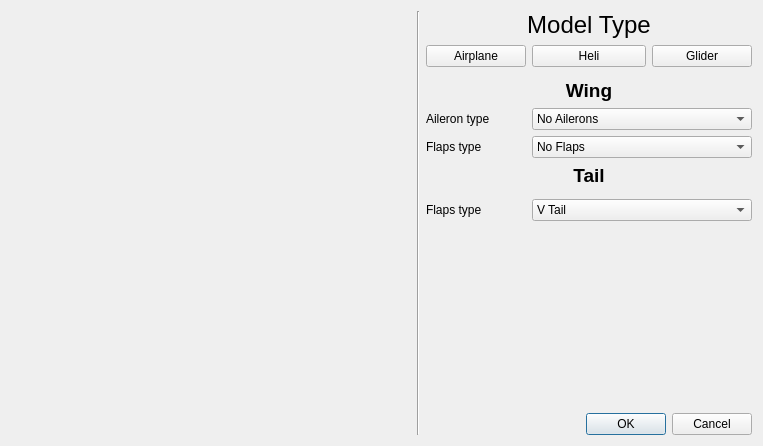
Old version of the form src/modelconfigdialog.ui in the repository roberto1903/companion9x.
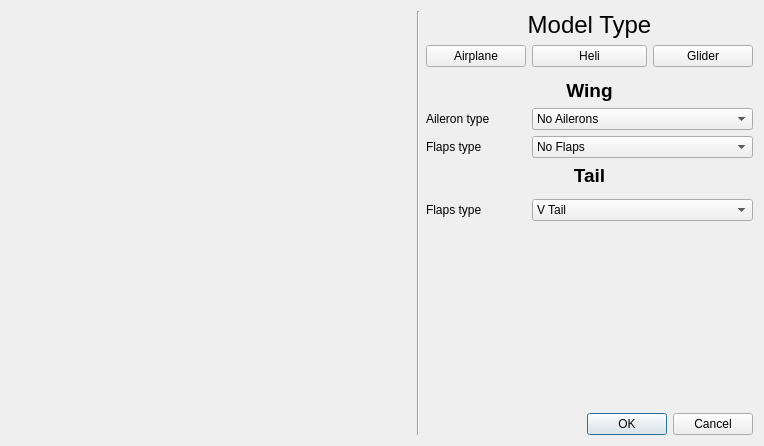
New version of the form. Icons and pictures are not drawn.

Commit message: small typos correction (never forget your glasses at home)

```diff
--- a/src/modelconfigdialog.ui
+++ b/src/modelconfigdialog.ui
@@ -6,7 +6,7 @@
    <rect>
     <x>0</x>
     <y>0</y>
-    <width>743</width>
+    <width>731</width>
     <height>410</height>
    </rect>
   </property>
@@ -304,7 +304,7 @@
      </item>
      <item>
       <property name="text">
-       <string>2 Servos Elevetor / 1 Servo Sudder</string>
+       <string>2 Servos Elevator / 1 Servo Rudder</string>
       </property>
      </item>
     </widget>
```
